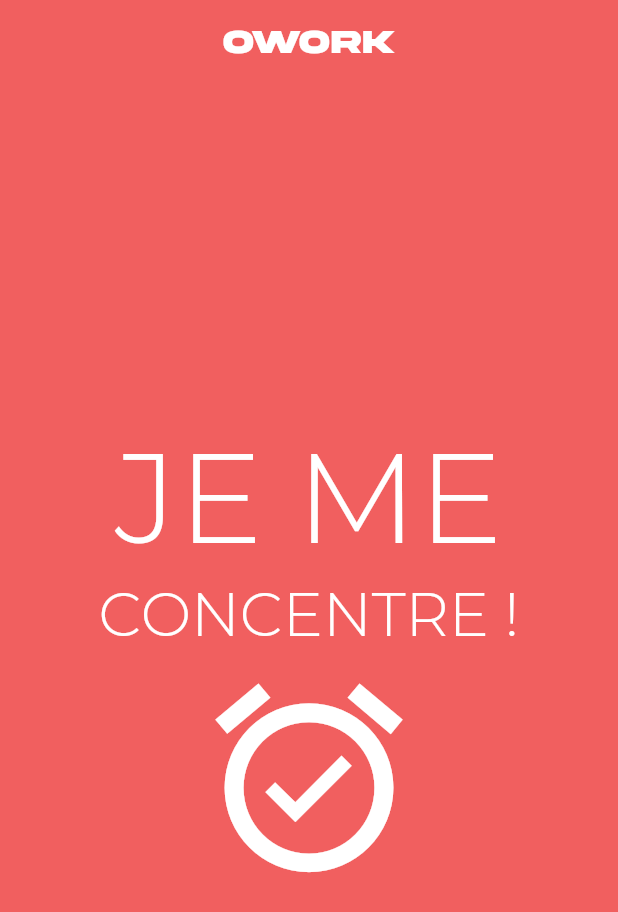
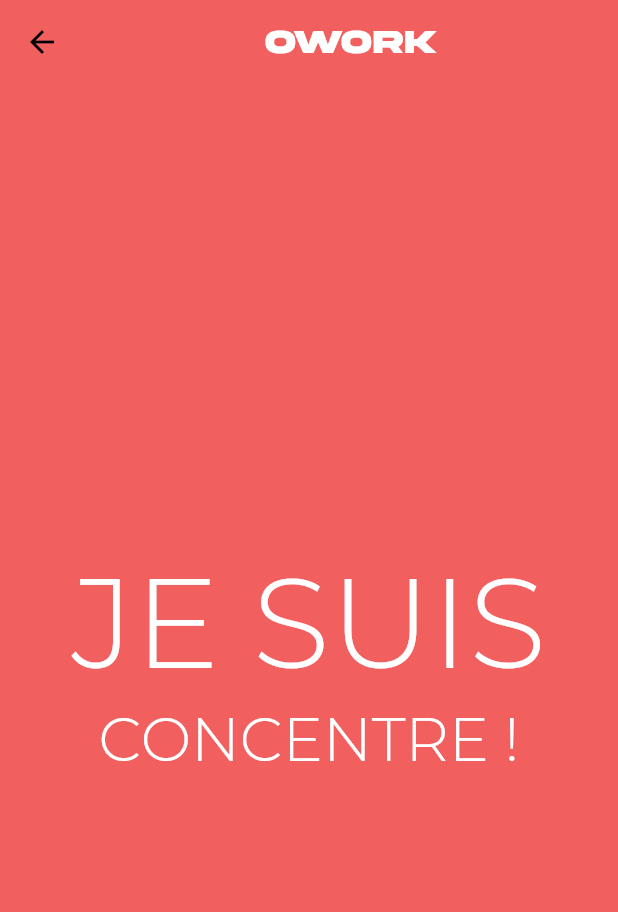
Before and after one commit to odilonv/Owork, a Flutter app: the screen it shows after launch, after a tap on the "circle" icon, on a phone screen of 412 x 824 dp. Shown: the top 912 px of the screen. Run offline on Flutter 3.47's test engine with Material 3 defaults, Android fonts, the phone set to English and light mode, and no system bars; our stand-ins replace auto_route.

Commit message:
Router updated - starting timer

```diff
--- a/lib/main.dart
+++ b/lib/main.dart
@@ -8,15 +8,13 @@ void main() {
 }
 
 class MyApp extends StatelessWidget {
-  final _appRouter = AppRouter();
-
   MyApp({super.key});
   @override
   Widget build(BuildContext context) {
     return MaterialApp.router(
       title: 'Owork',
       theme: AppTheme.light,
-      routerConfig: _appRouter.config(),
+      routerConfig: appRouter.config(),
     );
   }
 }
--- a/lib/src/config/router/app_router.dart
+++ b/lib/src/config/router/app_router.dart
@@ -1,14 +1,17 @@
 import 'package:auto_route/auto_route.dart';
 
-import '../../presentation/views/home_screen.dart';
+import '../../presentation/views/home_view.dart';
+import '../../presentation/views/work_view.dart';
 
 part 'app_router.gr.dart';
 
-@AutoRouterConfig(replaceInRouteName: 'Screen,Route')
+@AutoRouterConfig(replaceInRouteName: 'View,Route')
 class AppRouter extends _$AppRouter {
-
   @override
   List<AutoRoute> get routes => [
-    AutoRoute(page: HomeRoute.page, initial: true),
-  ];
+        AutoRoute(page: HomeRoute.page, initial: true),
+        AutoRoute(page: WorkRoute.page),
+      ];
 }
+
+final appRouter = AppRouter();
--- /dev/null
+++ b/lib/src/presentation/views/home_view.dart
@@ -0,0 +1,59 @@
+import 'package:auto_route/auto_route.dart';
+import 'package:flutter/material.dart';
+
+import '../../config/router/app_router.dart';
+
+@RoutePage()
+class HomeView extends StatefulWidget {
+  const HomeView({super.key});
+
+  @override
+  State<HomeView> createState() => _HomeViewState();
+}
+
+class _HomeViewState extends State<HomeView> {
+  bool start = false;
+
+  void _startTimer() {
+    setState(() {
+      start = !start;
+    });
+  }
+
+  @override
+  Widget build(BuildContext context) {
+    return Scaffold(
+      appBar: AppBar(
+        backgroundColor: Colors.transparent,
+        title: Center(
+          child: Text('OWORK', style: Theme.of(context).textTheme.titleLarge),
+        ),
+      ),
+      body: Center(
+        child: Column(
+          mainAxisAlignment: MainAxisAlignment.center,
+          children: <Widget>[
+            Text(
+              'JE ME',
+              style: Theme.of(context).textTheme.headlineLarge,
+              textAlign: TextAlign.center,
+            ),
+            Text(
+              'CONCENTRE !',
+              style: Theme.of(context).textTheme.headlineMedium,
+              textAlign: TextAlign.center,
+            ),
+            IconButton(
+              onPressed: () => appRouter.push(const WorkRoute()),
+              icon: Icon(
+                start ? Icons.alarm_on : Icons.circle_outlined,
+                color: start ? Colors.white : Colors.white,
+                size: 150,
+              ),
+            )
+          ],
+        ),
+      ),
+    );
+  }
+}
--- a/lib/src/presentation/views/home_screen.dart
+++ b/lib/src/presentation/views/work_view.dart
@@ -2,32 +2,21 @@ import 'package:auto_route/auto_route.dart';
 import 'package:flutter/material.dart';
 
 @RoutePage()
-class HomeScreen extends StatefulWidget {
-  const HomeScreen({super.key});
+class WorkView extends StatefulWidget {
+  const WorkView({super.key});
 
   @override
-  State<HomeScreen> createState() => _HomeScreenState();
+  State<WorkView> createState() => _WorkViewState();
 }
 
-class _HomeScreenState extends State<HomeScreen> {
-  bool start = false;
-
-  void _incrementCounter() {
-    setState(() {
-      start = !start;
-    });
-  }
-
+class _WorkViewState extends State<WorkView> {
   @override
   Widget build(BuildContext context) {
     return Scaffold(
       appBar: AppBar(
         backgroundColor: Colors.transparent,
         title: Center(
-          child: Text(
-              'OWORK',
-              style : Theme.of(context).textTheme.titleLarge
-          ),
+          child: Text('OWORK', style: Theme.of(context).textTheme.titleLarge),
         ),
       ),
       body: Center(
@@ -35,7 +24,7 @@ class _HomeScreenState extends State<HomeScreen> {
           mainAxisAlignment: MainAxisAlignment.center,
           children: <Widget>[
             Text(
-              'JE ME',
+              'JE SUIS',
               style: Theme.of(context).textTheme.headlineLarge,
               textAlign: TextAlign.center,
             ),
@@ -44,18 +33,9 @@ class _HomeScreenState extends State<HomeScreen> {
               style: Theme.of(context).textTheme.headlineMedium,
               textAlign: TextAlign.center,
             ),
-            IconButton(
-              onPressed: _incrementCounter,
-              icon: Icon(
-                start ? Icons.alarm_on : Icons.circle_outlined,
-                color: start ? Colors.white : Colors.white,
-                size: 150,
-              ),
-            )
           ],
         ),
       ),
-
     );
   }
 }
```
Also changed, not shown: lib/src/config/router/app_router.gr.dart, lib/src/domain/models/timer.dart (added), lib/src/domain/repositories/database_repository.dart (added), lib/src/presentation/cubits/timer_cubit.dart (added), lib/src/presentation/cubits/timer_state.dart (added), lib/src/presentation/views/stop_view.dart (added), lib/src/presentation/widgets/timer_widget.dart (added), lib/src/utils/constants/nums.dart (added), lib/src/utils/constants/strings.dart (added), pubspec.lock, 2 other files.
